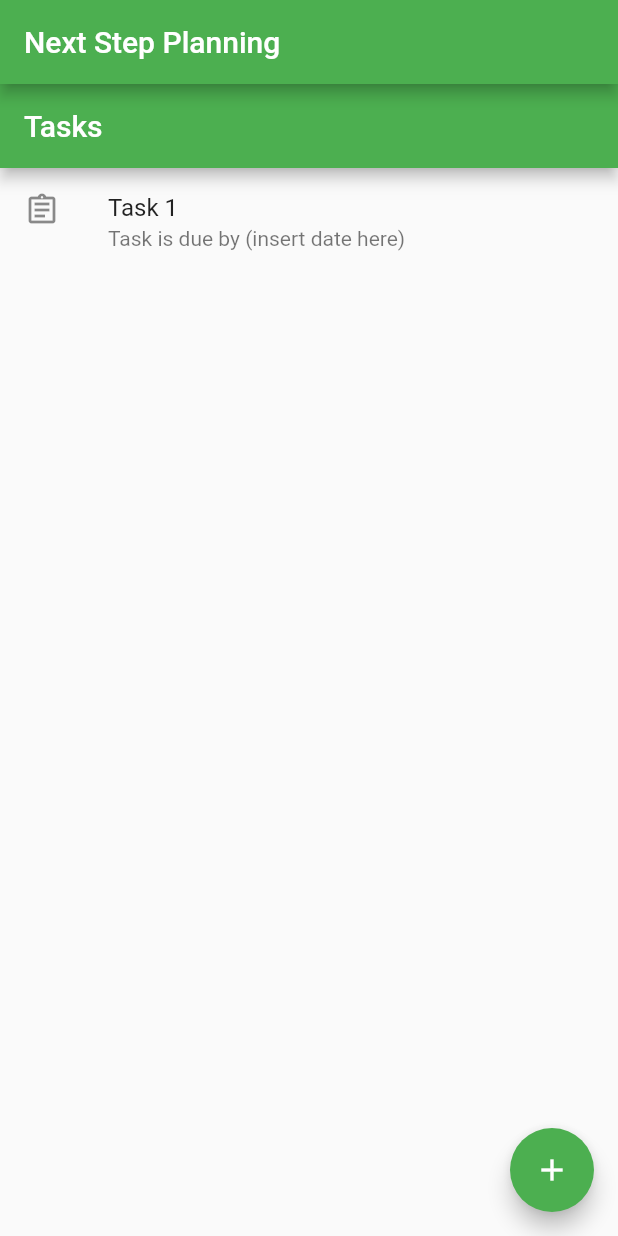
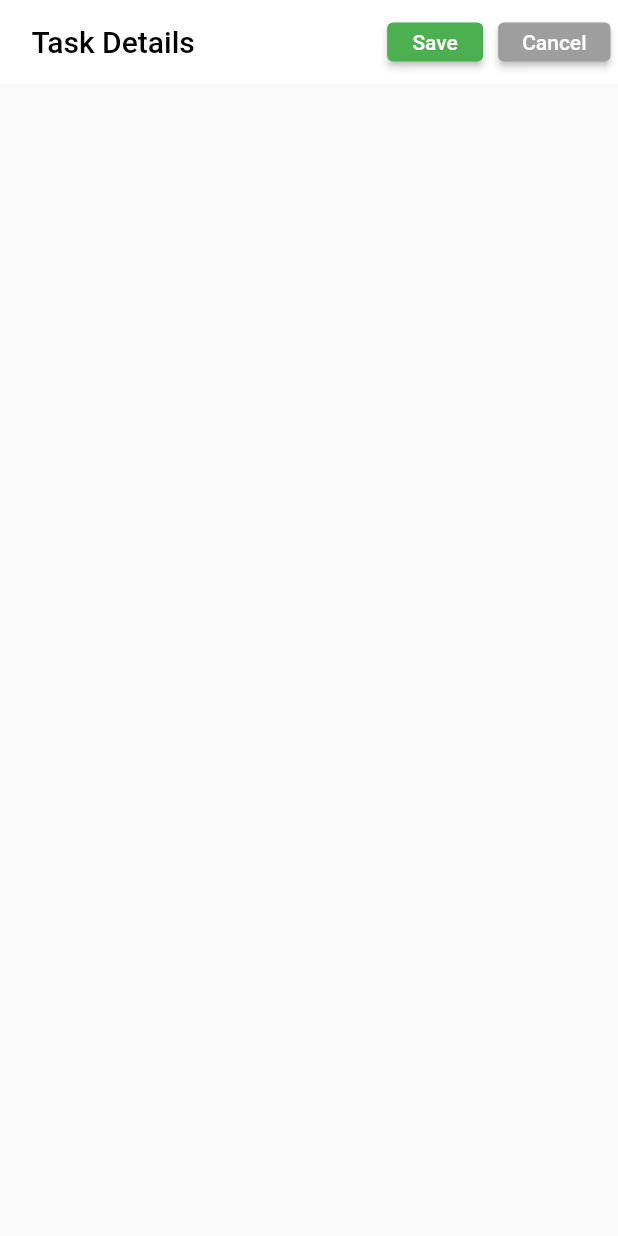
Before and after one commit to OmarIT555/NextStepPlanningApp, a Flutter app: the screen it shows after launch, after a tap on the "add" icon, on a phone screen of 412 x 824 dp. Run offline on Flutter 3.47's test engine with Material 2 defaults, Android fonts, the phone set to English and light mode, and no system bars.

Commit message:
Add task details screen

```diff
--- /dev/null
+++ b/lib/home_screen.dart
@@ -0,0 +1,66 @@
+import 'package:flutter/material.dart';
+import 'package:next_step_planning/task_details_screen.dart';
+
+// This this the home screen. It contains all of the tasks the user have created.
+class MyHomePage extends StatefulWidget {
+  @override
+  State<StatefulWidget> createState() {
+    return _MyHomePageState();
+  }
+}
+
+class _MyHomePageState extends State<MyHomePage> {
+  int count = 0;
+  int botNavBarIndex = 0;
+
+  // Widget currentScreen = listViewBuilder(0);
+
+  // Used with the Floating Action Button (For now) Keeps track of how many times it's pressed
+  void _incrementCounter() {
+    setState(() {
+      count++;
+    });
+  }
+
+  //Builds The App
+  @override
+  Widget build(BuildContext context) {
+    return Scaffold(
+      appBar: AppBar(
+        title: Text("Tasks"),
+      ),
+      body: Center(
+        child: listViewBuilder(count), //currentScreen //listViewBuilder(count),
+        //TaskDetails(),
+      ),
+      floatingActionButton: FloatingActionButton(
+        onPressed: addTask,
+        tooltip: 'Add Task',
+        child: Icon(Icons.add),
+      ),
+    );
+  }
+
+  // Increment number of task(s) and navigate to the TaskDetails class
+  void addTask() {
+    Navigator.push(
+      context,
+      MaterialPageRoute(builder: (context) => TaskDetails()),
+    );
+    _incrementCounter();
+  }
+
+  // Creates tasks
+  ListView listViewBuilder(int count) {
+    return ListView.builder(
+      itemCount: count,
+      itemBuilder: (_, index) {
+        return ListTile(
+          title: Text("Task " + (index + 1).toString()),
+          subtitle: Text("Task is due by (insert date here)"),
+          leading: Icon(Icons.assignment_outlined),
+        );
+      },
+    );
+  }
+}
--- a/lib/main.dart
+++ b/lib/main.dart
@@ -1,4 +1,7 @@
 import 'package:flutter/material.dart';
+import 'package:next_step_planning/task_details_screen.dart';
+
+import 'home_screen.dart';
 
 void main() {
   runApp(MyApp());
@@ -13,8 +16,7 @@ class MyApp extends StatelessWidget {
       theme: ThemeData(
         primarySwatch: Colors.green,
       ),
-      home:
-      Scaffold(
+      home: Scaffold(
         appBar: AppBar(title: Text("Next Step Planning")),
         body: MyHomePage(),
       ),
@@ -22,57 +24,62 @@ class MyApp extends StatelessWidget {
   }
 }
 
-
-// Creates tasks
-ListView listViewBuilder(int count){
-  return ListView.builder(
-    itemCount: count,
-    itemBuilder: (_, index){
-      return ListTile(
-        title: Text("Task " + (index + 1).toString()),
-          subtitle: Text("Task is due by (insert date here)"),
-        leading: Icon(Icons.assignment_outlined),
-      );
-    },
-  );
-}
-
-
-class MyHomePage extends StatefulWidget {
-  @override
-  State<StatefulWidget> createState() {
-    return _MyHomePageState();
-  }
-}
-
-
-class _MyHomePageState extends State<MyHomePage> {
-  int count = 0;
-  // Used with the Floating Action Button (For now) Keeps track of how many times it's pressed
-  void _incrementCounter() {
-    setState(() {
-      count++;
-    });
-  }
-
-  //Builds The App
-  @override
-  Widget build(BuildContext context) {
-    return Scaffold(
-      appBar: AppBar(
-        title: Text("Tasks"),
-      ),
-      body: Center(
-        child:  listViewBuilder(count),
-      ),
-      floatingActionButton: FloatingActionButton(
-        onPressed: _incrementCounter,
-        tooltip: 'Add Task',
-        child: Icon(Icons.add),
-      ), // This trailing comma makes auto-formatting nicer for build methods.
-    );
-  }
-
-
-
-}
+// // Creates tasks
+// ListView listViewBuilder(int count){
+//   return ListView.builder(
+//     itemCount: count,
+//     itemBuilder: (_, index){
+//       return ListTile(
+//         title: Text("Task " + (index + 1).toString()),
+//           subtitle: Text("Task is due by (insert date here)"),
+//         leading: Icon(Icons.assignment_outlined),
+//       );
+//     },
+//   );
+// }
+//
+//
+// class MyHomePage extends StatefulWidget {
+//   @override
+//   State<StatefulWidget> createState() {
+//     return _MyHomePageState();
+//   }
+// }
+//
+//
+// class _MyHomePageState extends State<MyHomePage> {
+//   int count = 0;
+//   int botNavBarIndex = 0;
+//   Widget currentScreen = listViewBuilder(0);
+//
+//   // Used with the Floating Action Button (For now) Keeps track of how many times it's pressed
+//   void _incrementCounter() {
+//     setState(() {
+//       count++;
+//     });
+//   }
+//
+//   //Builds The App
+//   @override
+//   Widget build(BuildContext context) {
+//     return Scaffold(
+//       appBar: AppBar(
+//         title: Text("Tasks"),
+//       ),
+//       body: Center(
+//         child: currentScreen//listViewBuilder(count),
+//         //TaskDetails(),
+//       ),
+//       floatingActionButton: FloatingActionButton(
+//         onPressed: addTask,
+//         tooltip: 'Add Task',
+//         child: Icon(Icons.add),
+//       ),
+//     );
+//   }
+//
+//   void addTask() {
+//     currentScreen = TaskDetails();
+//     _incrementCounter();
+//   }
+// }
--- /dev/null
+++ b/lib/task_details_screen.dart
@@ -0,0 +1,55 @@
+import 'package:flutter/cupertino.dart';
+import 'package:flutter/material.dart';
+
+class TaskDetails extends StatelessWidget {
+  @override
+  Widget build(BuildContext context) {
+    return Scaffold(
+      appBar: AppBar(
+          elevation: 0,
+          leadingWidth: 5,
+          backgroundColor: Colors.white,
+          title: Text(
+            "Task Details",
+            style: TextStyle(color: Colors.black),
+          ),
+          actions: <Widget>[
+            Container(
+              margin: const EdgeInsets.only(
+                  top: 15.0, bottom: 15.0, right: 5.0, left: 5.0),
+              child: ElevatedButton(
+                child: Text("Save"),
+                onPressed: () {
+                  addTask(context);
+                },
+              ),
+            ),
+            Container(
+              margin: const EdgeInsets.only(
+                  top: 15.0, bottom: 15.0, right: 5.0, left: 5.0),
+              child: ElevatedButton(
+                style: ElevatedButton.styleFrom(
+                  primary: Colors.grey,
+                ),
+                child: Text("Cancel"),
+                onPressed: () {
+                  print("Cancel button was clicked");
+                },
+              ),
+            ),
+          ]),
+      body: Center(
+        child: new Row(
+          mainAxisAlignment: MainAxisAlignment.center,
+          crossAxisAlignment: CrossAxisAlignment.center,
+          children: <Widget>[],
+        ),
+      ),
+    );
+  }
+
+  //Navigate back to home screen
+  void addTask(BuildContext context) {
+    Navigator.pop(context);
+  }
+}
```
